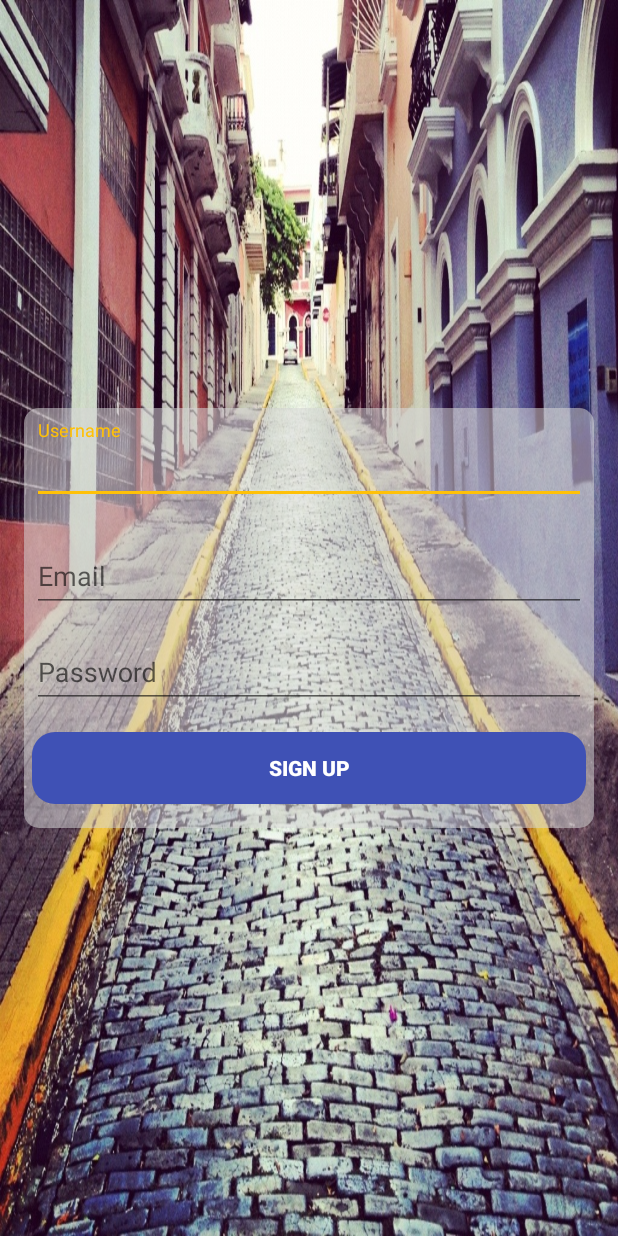
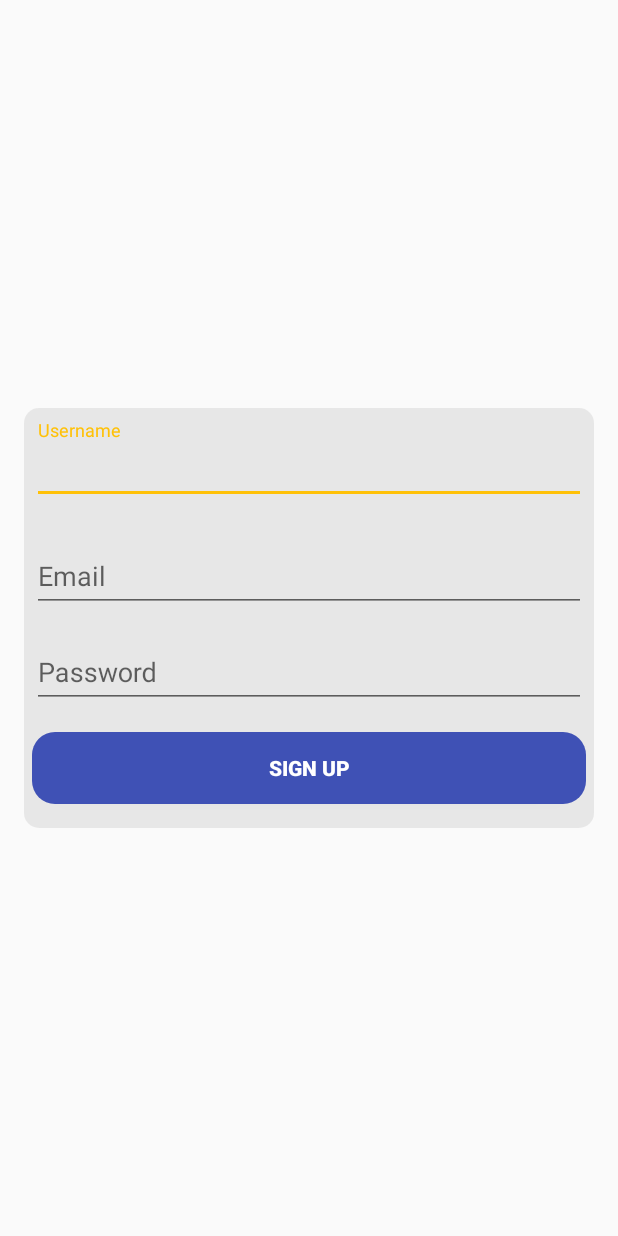
Before and after one commit to Albertorio/Get-0.2-Android, an Android app: the layout fragment_sign_up.xml on its own in the app's theme, with its tools: preview values and no code run, on a phone screen of 412 x 824 dp. Run offline under Robolectric (Android 15) with nearby library versions, the phone set to English and light mode, and no system bars.

Commit message:
finished ui for log in and sign up for now

```diff
--- a/app/src/main/java/com/chamas/luis/getver2/MainActivity.java
+++ b/app/src/main/java/com/chamas/luis/getver2/MainActivity.java
@@ -167,6 +167,9 @@ public class MainActivity extends AppCompatActivity {
 //            ConfirmPass = (EditText)rootview.findViewById(R.id.SignUpConfirmPasswordEditText);
             SignupButton = (Button)rootview.findViewById(R.id.SignUpButton);
 
+            if (Build.VERSION.SDK_INT >= Build.VERSION_CODES.JELLY_BEAN) {
+                rootview.setBackground(getResources().getDrawable(R.drawable.sanjuanroad_darker_480x800));
+            }
 
             SignupButton.setOnClickListener(new View.OnClickListener() {
                 @Override
@@ -231,7 +234,7 @@ public class MainActivity extends AppCompatActivity {
 //            ForgotPass = (TextView)rootView.findViewById(R.id.SignInForgotPasswordTextView);
             login = (Button)rootView.findViewById(R.id.LogInButton);
             if (Build.VERSION.SDK_INT >= Build.VERSION_CODES.JELLY_BEAN) {
-                rootView.setBackground(getResources().getDrawable(R.drawable.prdoor));
+                rootView.setBackground(getResources().getDrawable(R.drawable.prdoor_480x800));
             }
 
 
--- a/app/src/main/res/layout/fragment_sign_up.xml
+++ b/app/src/main/res/layout/fragment_sign_up.xml
@@ -1,17 +1,15 @@
 <LinearLayout xmlns:android="http://schemas.android.com/apk/res/android"
-    xmlns:tools="http://schemas.android.com/tools"
     android:layout_width="match_parent"
     android:layout_height="match_parent"
     android:gravity="center"
     android:paddingLeft="@dimen/activity_horizontal_margin"
     android:paddingRight="@dimen/activity_horizontal_margin"
-    android:background="@drawable/sanjuanroad"
     android:orientation="vertical"
     android:weightSum="1"
     >
 
     <ProgressBar
-        android:id="@+id/login_progress"
+        android:id="@+id/signup_progress"
         style="?android:attr/progressBarStyleLarge"
         android:layout_width="wrap_content"
         android:layout_height="wrap_content"
@@ -22,7 +20,6 @@
         android:id="@+id/signup_form"
         android:layout_width="match_parent"
         android:layout_height="wrap_content"
-        android:layout_weight="0.00"
         android:background="@drawable/layout_bg">
 
         <LinearLayout
@@ -87,7 +84,7 @@
                     android:layout_marginLeft="5dp"
                     android:layout_marginRight="5dp"
                     android:hint="Password"
-                    android:imeActionId="@+id/login"
+                    android:imeActionId="@+id/signup"
                     android:imeActionLabel="@string/action_sign_in_short"
                     android:imeOptions="actionUnspecified"
                     android:inputType="textPassword"
@@ -107,6 +104,7 @@
                 android:layout_marginLeft="5dp"
                 android:layout_marginRight="5dp"
                 android:layout_marginBottom="16dp"
+                android:elevation="5dp"
                 android:text="Sign Up"
                 android:textStyle="bold"
                 android:textColor="@color/white"
@@ -118,57 +116,5 @@
 
     </ScrollView>
 
-    <!--<EditText-->
-        <!--android:layout_width="wrap_content"-->
-        <!--android:layout_height="wrap_content"-->
-        <!--android:id="@+id/SignUpUsernameEditText"-->
-        <!--android:ems="10"-->
-        <!--android:hint="Username"-->
-        <!--android:textAlignment="center"-->
-        <!--android:layout_alignParentTop="true"-->
-        <!--android:layout_centerHorizontal="true" />-->
-
-    <!--<EditText-->
-        <!--android:layout_width="wrap_content"-->
-        <!--android:layout_height="wrap_content"-->
-        <!--android:inputType="textEmailAddress"-->
-        <!--android:hint="Email"-->
-        <!--android:textAlignment="center"-->
-        <!--android:ems="10"-->
-        <!--android:id="@+id/SignUpEmailEditText"-->
-        <!--android:layout_below="@+id/SignUpUsernameEditText"-->
-        <!--android:layout_centerHorizontal="true" />-->
-
-    <!--<EditText-->
-        <!--android:layout_width="wrap_content"-->
-        <!--android:layout_height="wrap_content"-->
-        <!--android:inputType="textPassword"-->
-        <!--android:hint="password"-->
-        <!--android:textAlignment="center"-->
-        <!--android:ems="10"-->
-        <!--android:id="@+id/SignUpPasswordEditText"-->
-        <!--android:layout_below="@+id/SignUpEmailEditText"-->
-        <!--android:layout_centerHorizontal="true" />-->
-
-    <!--<EditText-->
-        <!--android:layout_width="wrap_content"-->
-        <!--android:layout_height="wrap_content"-->
-        <!--android:inputType="textPassword"-->
-        <!--android:hint="confirm password"-->
-        <!--android:textAlignment="center"-->
-        <!--android:ems="10"-->
-        <!--android:id="@+id/SignUpConfirmPasswordEditText"-->
-        <!--android:layout_below="@+id/SignUpPasswordEditText"-->
-        <!--android:layout_centerHorizontal="true" />-->
-
-    <!--<Button-->
-        <!--android:layout_width="wrap_content"-->
-        <!--android:layout_height="wrap_content"-->
-        <!--android:text="Sign Up"-->
-        <!--android:id="@+id/SignUpButton"-->
-
-        <!--android:onClick="finishSignUp"-->
-        <!--android:layout_below="@+id/SignUpPasswordEditText"-->
-        <!--android:layout_centerHorizontal="true" />-->
 
 </LinearLayout>
```
Also changed, not shown: app/src/main/res/layout/fragment_log_in.xml (+2 -11 lines), app/src/main/res/drawable/band_vertical_background_dark_35114_1920x1080.jpg (deleted), app/src/main/res/drawable/fondologin.gif (deleted), app/src/main/res/drawable/getgiflogo.gif (deleted), app/src/main/res/drawable/getloginfinish.gif (deleted), app/src/main/res/drawable/newgetlogo.gif (deleted), app/src/main/res/drawable/prdoor.png (deleted), app/src/main/res/drawable/prdoor_480x800.png (added), app/src/main/res/drawable/sanjuanroad.jpg (deleted), app/src/main/res/drawable/sanjuanroad_darker_480x800.png (added).
